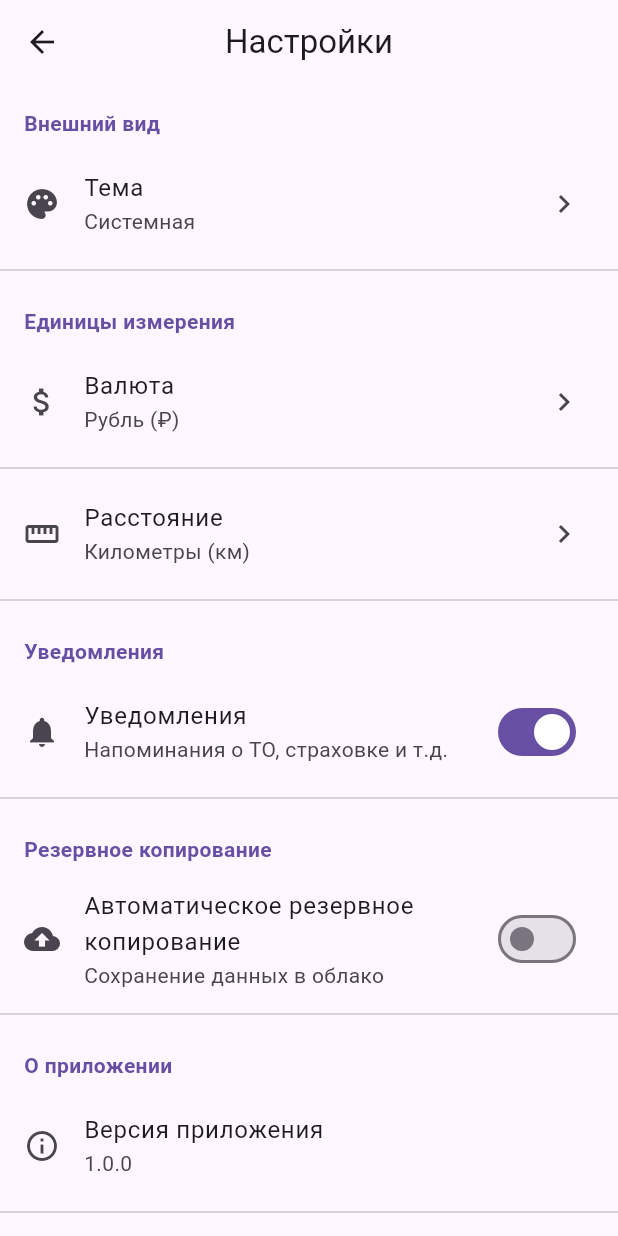
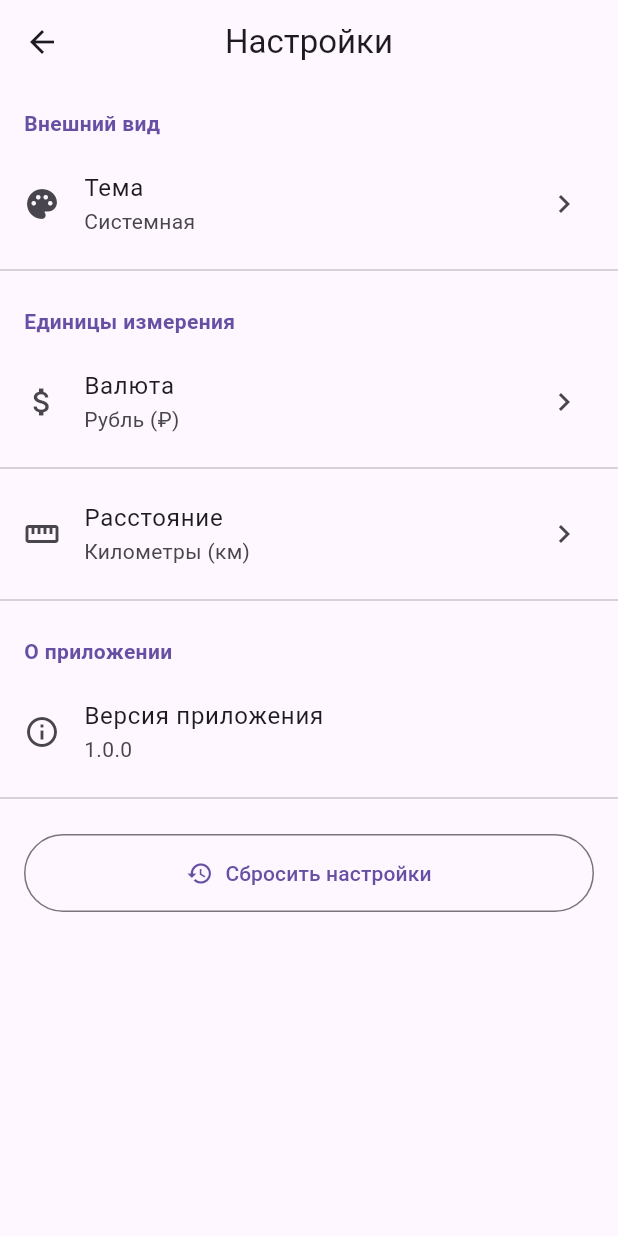
Before and after one commit to art1718em/flutter_practice10, a Flutter app: the SettingsScreen screen opened by its route, on a phone screen of 412 x 824 dp. Run offline on Flutter 3.47's test engine with Material 3 defaults, Android fonts, the phone set to English and light mode, and no system bars; our stand-ins replace cached_network_image, equatable, flutter_bloc, go_router.

Commit message:
правки по настройкам

```diff
--- a/lib/features/settings/screens/settings_screen.dart
+++ b/lib/features/settings/screens/settings_screen.dart
@@ -51,46 +51,11 @@ class SettingsScreen extends StatelessWidget {
                 onTap: () => _showDistanceDialog(context, settings.distanceUnit),
               ),
               const Divider(),
-              const _SectionHeader(title: 'Уведомления'),
-              SwitchListTile(
-                secondary: const Icon(Icons.notifications),
-                title: const Text('Уведомления'),
-                subtitle: const Text('Напоминания о ТО, страховке и т.д.'),
-                value: settings.notificationsEnabled,
-                onChanged: (value) {
-                  context.read<SettingsCubit>().toggleNotifications(value);
-                },
-              ),
-              const Divider(),
-              const _SectionHeader(title: 'Резервное копирование'),
-              SwitchListTile(
-                secondary: const Icon(Icons.backup),
-                title: const Text('Автоматическое резервное копирование'),
-                subtitle: const Text('Сохранение данных в облако'),
-                value: settings.autoBackup,
-                onChanged: (value) {
-                  context.read<SettingsCubit>().toggleAutoBackup(value);
-                },
-              ),
-              const Divider(),
               const _SectionHeader(title: 'О приложении'),
               ListTile(
                 leading: const Icon(Icons.info_outline),
                 title: const Text('Версия приложения'),
                 subtitle: const Text('1.0.0'),
-              ),
-              const Divider(),
-              ListTile(
-                leading: const Icon(Icons.privacy_tip_outlined),
-                title: const Text('Политика конфиденциальности'),
-                trailing: const Icon(Icons.chevron_right),
-                onTap: () {
-                  ScaffoldMessenger.of(context).showSnackBar(
-                    const SnackBar(
-                      content: Text('Политика конфиденциальности'),
-                    ),
-                  );
-                },
               ),
               const Divider(),
               Padding(
```
